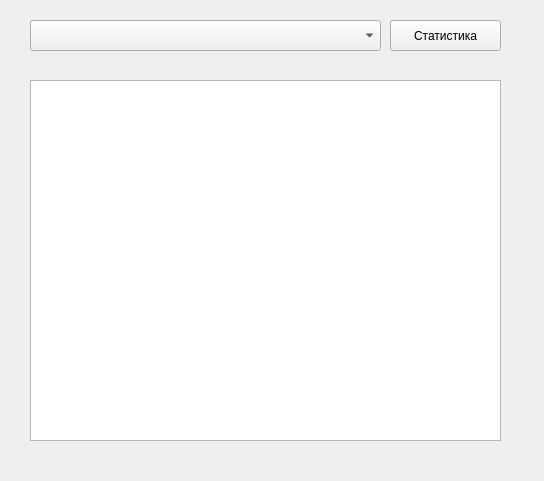
Before: the Qt Designer form Stats.ui in Vladosholodos/DostupGard, drawn with Qt 5.
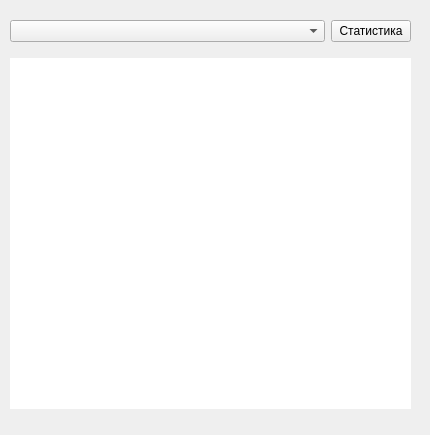
After: the same form once the commit is applied. Icons and pictures are not drawn.

Diff of the .ui file:
```diff
--- a/Stats.ui
+++ b/Stats.ui
@@ -6,10 +6,28 @@
    <rect>
     <x>0</x>
     <y>0</y>
-    <width>544</width>
-    <height>481</height>
+    <width>430</width>
+    <height>435</height>
    </rect>
   </property>
+  <property name="sizePolicy">
+   <sizepolicy hsizetype="Preferred" vsizetype="Preferred">
+    <horstretch>0</horstretch>
+    <verstretch>0</verstretch>
+   </sizepolicy>
+  </property>
+  <property name="minimumSize">
+   <size>
+    <width>0</width>
+    <height>0</height>
+   </size>
+  </property>
+  <property name="maximumSize">
+   <size>
+    <width>430</width>
+    <height>435</height>
+   </size>
+  </property>
   <property name="windowTitle">
    <string>Статистика</string>
   </property>
@@ -21,44 +39,59 @@
    <property name="enabled">
     <bool>true</bool>
    </property>
-   <widget class="QComboBox" name="comboBox">
-    <property name="enabled">
-     <bool>true</bool>
-    </property>
+   <widget class="QWidget" name="gridLayoutWidget">
     <property name="geometry">
      <rect>
-      <x>30</x>
-      <y>20</y>
-      <width>351</width>
-      <height>31</height>
+      <x>10</x>
+      <y>10</y>
+      <width>401</width>
+      <height>411</height>
      </rect>
     </property>
-   </widget>
-   <widget class="QPushButton" name="pushButton">
-    <property name="geometry">
-     <rect>
-      <x>390</x>
-      <y>20</y>
-      <width>111</width>
-      <height>31</height>
-     </rect>
-    </property>
-    <property name="text">
-     <string>Статистика</string>
-    </property>
-   </widget>
-   <widget class="QListWidget" name="listWidget">
-    <property name="geometry">
-     <rect>
-      <x>30</x>
-      <y>80</y>
-      <width>471</width>
-      <height>361</height>
-     </rect>
-    </property>
-    <property name="autoFillBackground">
-     <bool>false</bool>
-    </property>
+    <layout class="QGridLayout" name="gridLayout">
+     <item row="0" column="0">
+      <widget class="QComboBox" name="comboBox">
+       <property name="enabled">
+        <bool>true</bool>
+       </property>
+      </widget>
+     </item>
+     <item row="0" column="1">
+      <widget class="QPushButton" name="pushButton">
+       <property name="text">
+        <string>Статистика</string>
+       </property>
+      </widget>
+     </item>
+     <item row="1" column="0">
+      <widget class="QTableWidget" name="statsTable">
+       <property name="sizePolicy">
+        <sizepolicy hsizetype="Preferred" vsizetype="Preferred">
+         <horstretch>0</horstretch>
+         <verstretch>0</verstretch>
+        </sizepolicy>
+       </property>
+       <property name="minimumSize">
+        <size>
+         <width>401</width>
+         <height>351</height>
+        </size>
+       </property>
+       <property name="maximumSize">
+        <size>
+         <width>401</width>
+         <height>351</height>
+        </size>
+       </property>
+       <property name="frameShape">
+        <enum>QFrame::NoFrame</enum>
+       </property>
+       <property name="lineWidth">
+        <number>0</number>
+       </property>
+      </widget>
+     </item>
+    </layout>
    </widget>
   </widget>
  </widget>
```
Left out of the diff: 3 changed lines with no effect on the pictures.
